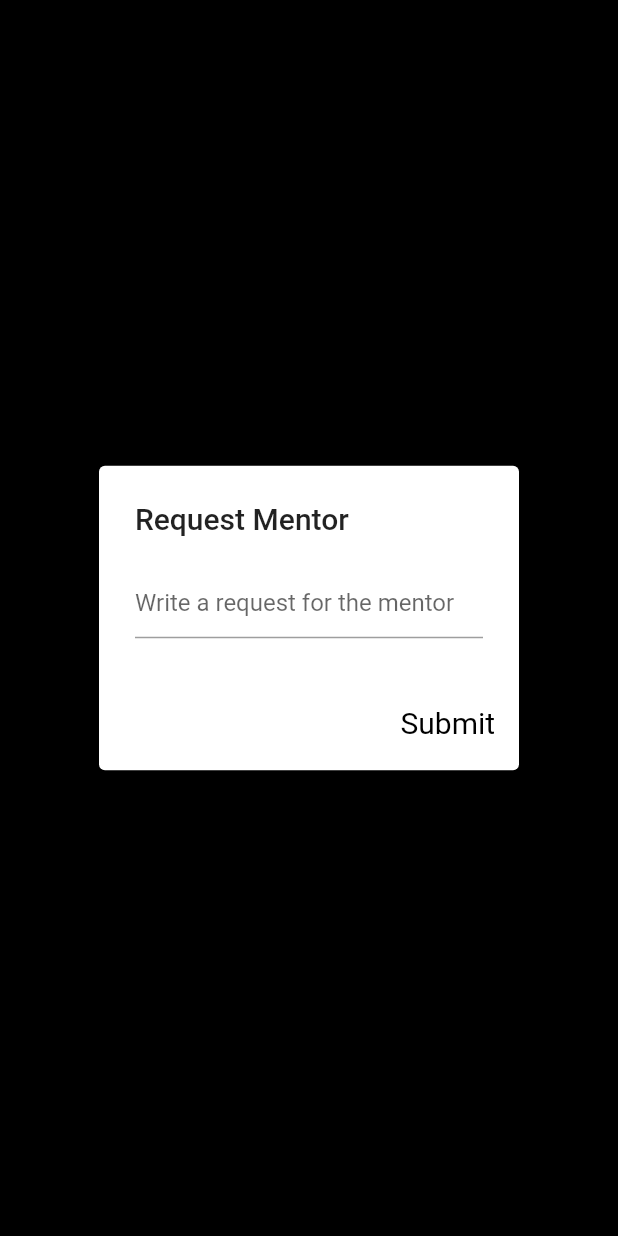
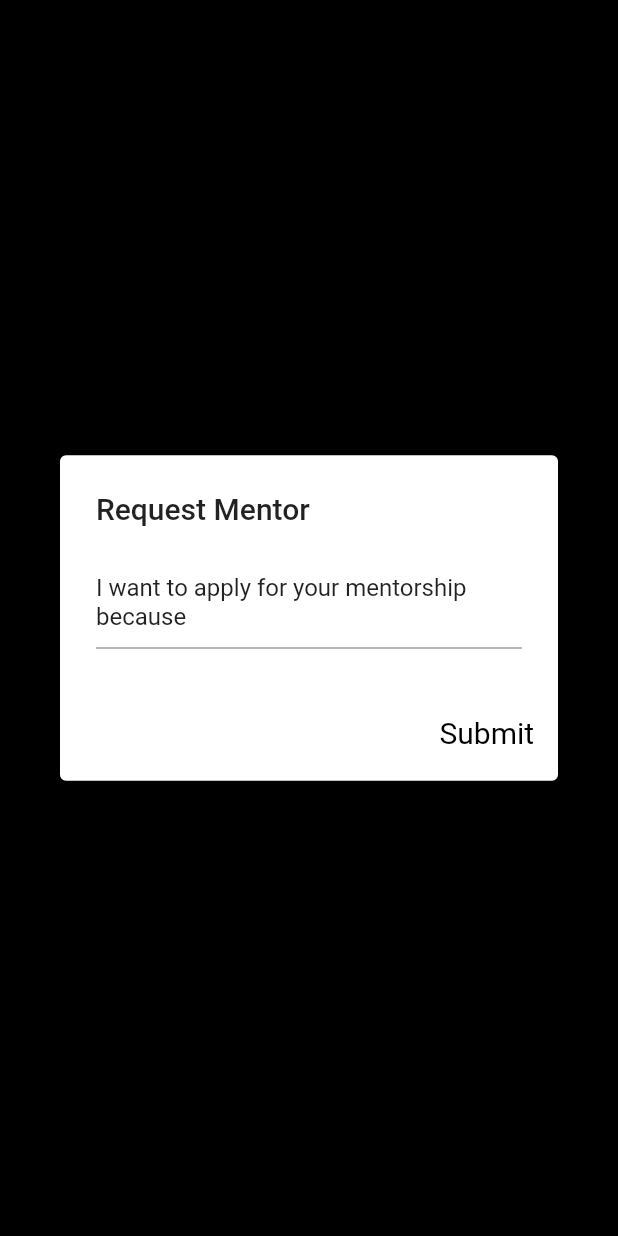
Before and after one commit to Sanket-Mathur/mentor_volunteers, a Flutter app: what displayTextRequestDialog() shows on an empty page, opened directly, on a phone screen of 412 x 824 dp. Run offline on Flutter 3.47's test engine with Material 2 defaults, Android fonts, the phone set to English and light mode, and no system bars; our stand-ins replace firebase_auth, firebase_core, font_awesome_flutter, google_sign_in; accounts and stored records are empty; network calls fail.

Commit message:
modify: Added heading to select Mentor Category page and starting text to request dialog

```diff
--- a/lib/widgets/request_input_dialog.dart
+++ b/lib/widgets/request_input_dialog.dart
@@ -15,9 +15,7 @@ Future<void> displayTextRequestDialog(BuildContext context) async {
         onChanged: (value) {
           _requestText = value;
         },
-        decoration: const InputDecoration(
-          hintText: 'Write a request for the mentor',
-        ),
+        controller: TextEditingController()..text = 'I want to apply for your mentorship because ',
         minLines: 1,
         maxLines: null,
       ),
```
Also changed, not shown: lib/screens/select_mentor_category.dart (+11 -0 lines).
